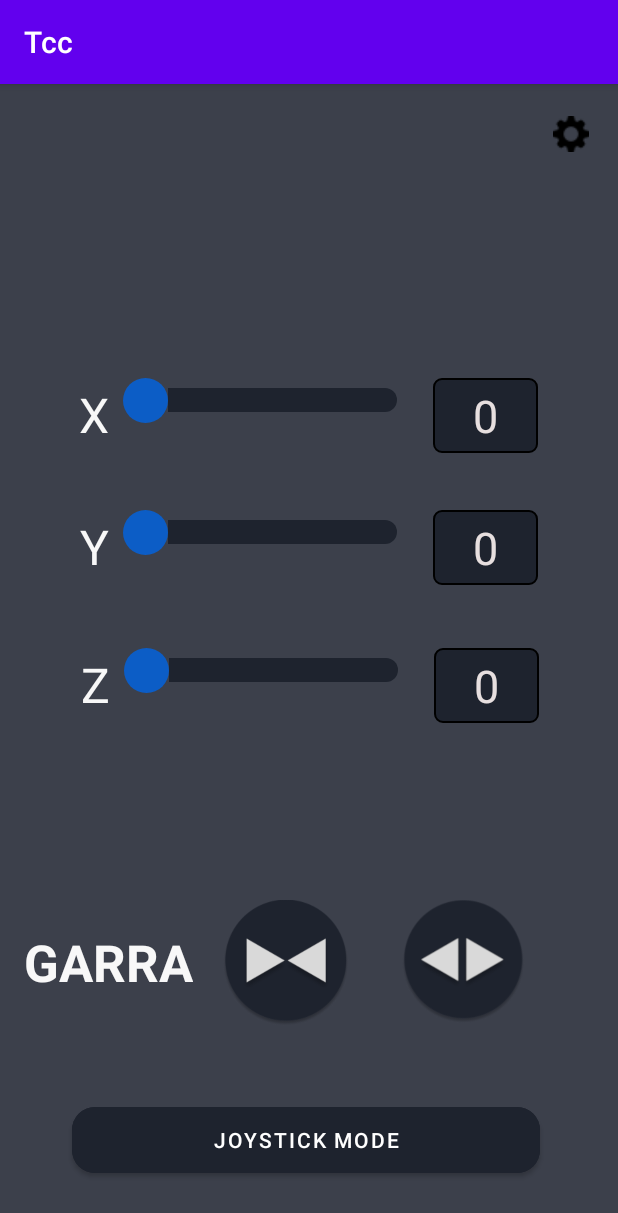
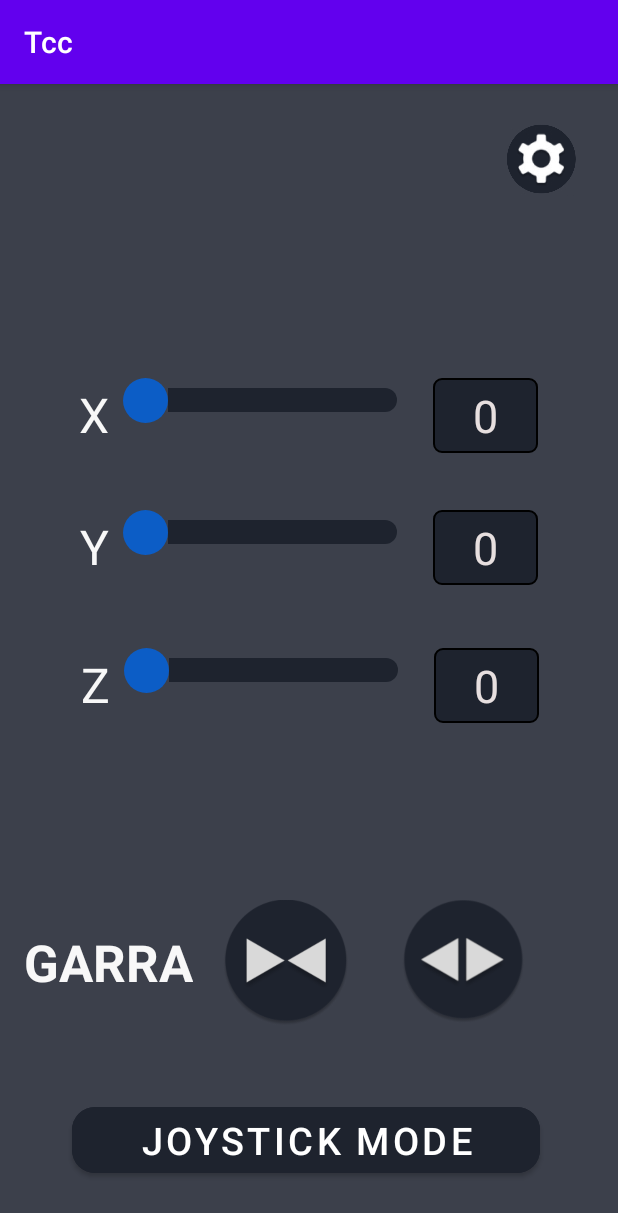
Before and after one commit to mychaelR/RobotAppController, an Android app: the screen it shows after launch (MainActivity), on a phone screen of 412 x 824 dp. Shown: the top 1213 px of the screen. Run offline under Robolectric (Android 15) with nearby library versions, the phone set to English and light mode, and no system bars; Roboto replaces fonts that are not available here.

Commit message:
mudei o símbolo do botão de se conectar com os dispositivos bluethoot

```diff
--- a/app/src/main/java/com/example/aprendendo/MainActivity.kt
+++ b/app/src/main/java/com/example/aprendendo/MainActivity.kt
@@ -219,6 +219,7 @@ class MainActivity : AppCompatActivity() {
     }
 
 
+    @SuppressLint("SuspiciousIndentation")
     private fun setupButtons() {
         Log.d(TAG, "Configurando botões")
         val bt_abre = findViewById<ImageButton>(R.id.bt_abre)
--- a/app/src/main/res/layout/activity_main.xml
+++ b/app/src/main/res/layout/activity_main.xml
@@ -16,14 +16,14 @@
     <!-- Título GARRA -->
 
 
-
     <ImageButton
         android:id="@+id/bt_blue"
-        android:layout_width="31dp"
-        android:layout_height="34dp"
+        android:layout_width="70dp"
+        android:layout_height="70dp"
         android:layout_marginTop="16dp"
         android:layout_marginEnd="16dp"
         android:backgroundTint="#00FFFFFF"
+        android:scaleType="centerCrop"
         android:src="@drawable/engrenagem"
         app:layout_constraintEnd_toEndOf="parent"
         app:layout_constraintTop_toTopOf="parent" />
@@ -218,6 +218,7 @@
         android:backgroundTint="#1e232e"
         android:text="JOYSTICK MODE"
         android:textColor="@color/white"
+        android:textSize="25dp"
         app:cornerRadius="15dp"
         app:layout_constraintBottom_toBottomOf="parent"
         app:layout_constraintEnd_toEndOf="parent" />
```
Also changed, not shown: app/src/main/res/drawable/engrenagem.png.
